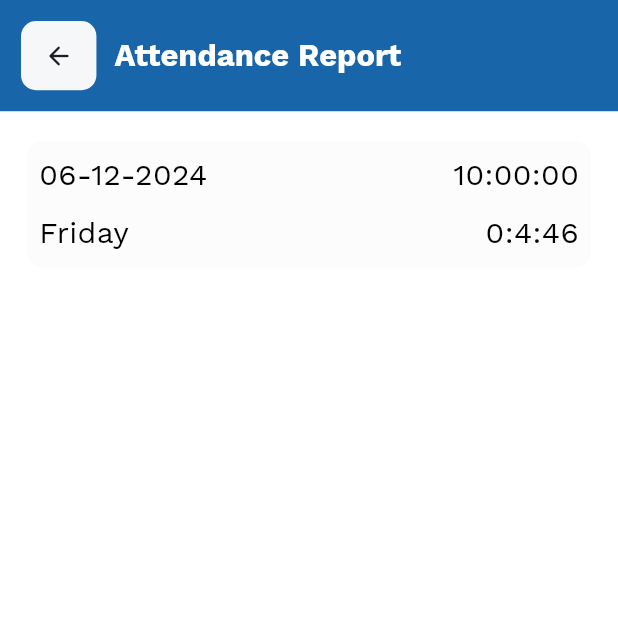
After one commit to minakshibisen/finanza_collection_f, a Flutter app: the AttendanceReportLayout screen opened directly, on a phone screen of 412 x 824 dp, the top half of it. The commit adds this screen. Run offline on Flutter 3.47's test engine with Material 3 defaults, Android fonts, the phone set to English and light mode, and no system bars; our stand-ins replace animate_do, animated_custom_dropdown, device_info_plus, flutter_spinkit, geocoding, geolocator and 9 more; missing offline and left inert: android_id, dart:ffi; accounts and stored records are empty; network calls fail.

Commit message:
Attendance layout

```diff
--- a/lib/ui/auth/pin/change_pin_Screen.dart
+++ b/lib/ui/auth/pin/change_pin_Screen.dart
@@ -2,9 +2,7 @@ import 'package:animate_do/animate_do.dart';
 import 'package:finanza_collection_f/utils/session_helper.dart';
 import 'package:flutter/material.dart';
 import 'package:pinput/pinput.dart';
-import 'package:shared_preferences/shared_preferences.dart';
 
-import '../../home/home_screen.dart';
 
 
 class ChangePinScreen extends StatefulWidget {
@@ -197,11 +195,7 @@ class _ChangePinScreenState extends State<ChangePinScreen> {
       } else {
         await SessionHelper.setPin(pin);
         ScaffoldMessenger.of(context).showSnackBar(const SnackBar(content: Text("Pin Saved!")));
-        Navigator.push(
-          context,
-          MaterialPageRoute(
-              builder: (context) => const HomeScreen()),
-        );
+        Navigator.pop(context );
       }
     }
   }
--- a/lib/ui/collection/add_collection_screen.dart
+++ b/lib/ui/collection/add_collection_screen.dart
@@ -402,9 +402,9 @@ class _AddCollectionScreenState extends State<AddCollectionScreen> {
             child: Column(
               crossAxisAlignment: CrossAxisAlignment.start,
               children: [
-                const UserBanner(
-                  name: 'CHANDA PRAKASH RAV',
-                  lan: '101101100001',
+                UserBanner(
+                  name: widget.name,
+                  lan: widget.lan,
                 ),
                 TitledDropdown(
                     items: receiptModeList != {}
--- /dev/null
+++ b/lib/ui/report/attendance_report_layout.dart
@@ -0,0 +1,86 @@
+import 'package:finanza_collection_f/common/default_app_bar.dart';
+import 'package:finanza_collection_f/utils/colors.dart';
+import 'package:flutter/material.dart';
+
+class AttendanceReportLayout extends StatefulWidget {
+  const AttendanceReportLayout({super.key});
+
+  @override
+  State<AttendanceReportLayout> createState() => _AttendanceReportLayoutState();
+}
+
+class _AttendanceReportLayoutState extends State<AttendanceReportLayout> {
+  @override
+  Widget build(BuildContext context) {
+    var size = MediaQuery.of(context).size;
+    return Scaffold(
+      backgroundColor: AppColors.textOnPrimary,
+      appBar: DefaultAppBar(title: "Attendance Report", size: size),
+      body: Padding(
+        padding: const EdgeInsets.symmetric(horizontal: 18.0,vertical: 20),
+        child: Column(
+          crossAxisAlignment: CrossAxisAlignment.start,
+          children: [
+            Container(
+              decoration: BoxDecoration(
+                  color: AppColors.lightestGrey,
+                  borderRadius: BorderRadius.circular(10)),
+              child:const Padding(
+                padding: EdgeInsets.all(8.0),
+                child: Column(
+                  children: [
+                    Row(
+                      mainAxisAlignment: MainAxisAlignment.spaceBetween,
+                      children: [
+                        Text(
+                            "06-12-2024",
+                            style: TextStyle(
+                                color: Colors.black,
+                                fontSize: 20
+                            )
+                        ),
+
+                        Text(
+                            "10:00:00",
+                            style: TextStyle(
+                                color: Colors.black,
+                                fontSize: 20
+                            )
+                        ),
+
+                      ],
+                    ),
+                    SizedBox(height: 10,),
+
+                    Row(
+                      mainAxisAlignment: MainAxisAlignment.spaceBetween,
+                      children: [
+                        Text(
+                            "Friday",
+                            style: TextStyle(
+                                color: Colors.black,
+                                fontSize: 20
+                            )
+                        ),
+
+                        Text(
+                            "0:4:46",
+                            style: TextStyle(
+                                color: Colors.black,
+                                fontSize: 20
+                            )
+                        ),
+
+                      ],
+                    ),
+                  ],
+                ),
+              ),
+
+            )
+          ],
+        ),
+      ),
+    );
+  }
+}
--- a/lib/ui/report/report_screen.dart
+++ b/lib/ui/report/report_screen.dart
@@ -1,3 +1,4 @@
+import 'package:finanza_collection_f/ui/report/attendance_report_layout.dart';
 import 'package:finanza_collection_f/ui/report/attendance_report_screen.dart';
 import 'package:finanza_collection_f/ui/report/collection_report_screen.dart';
 import 'package:finanza_collection_f/ui/report/due_report_screen.dart';
@@ -49,7 +50,7 @@ class _ReportScreenState extends State<ReportScreen> {
                 'Check your attendance report', () {
               Navigator.of(context).push(
                 MaterialPageRoute(
-                    builder: (context) => const AttendanceReportScreen()),
+                    builder: (context) => const AttendanceReportLayout()),
               );
             }),
           ],
--- a/lib/utils/colors.dart
+++ b/lib/utils/colors.dart
@@ -16,5 +16,6 @@ class AppColors {
   static const Color textOnPrimary = Color(0xffffffff);
   static const Color iconColor = Color(0x9e1f1f1f);
   static const Color red = Color(0xd2f81717);
+  static const Color green = Color(0xd200ff2c);
 
 }
```
Also changed, not shown: pubspec.lock.
